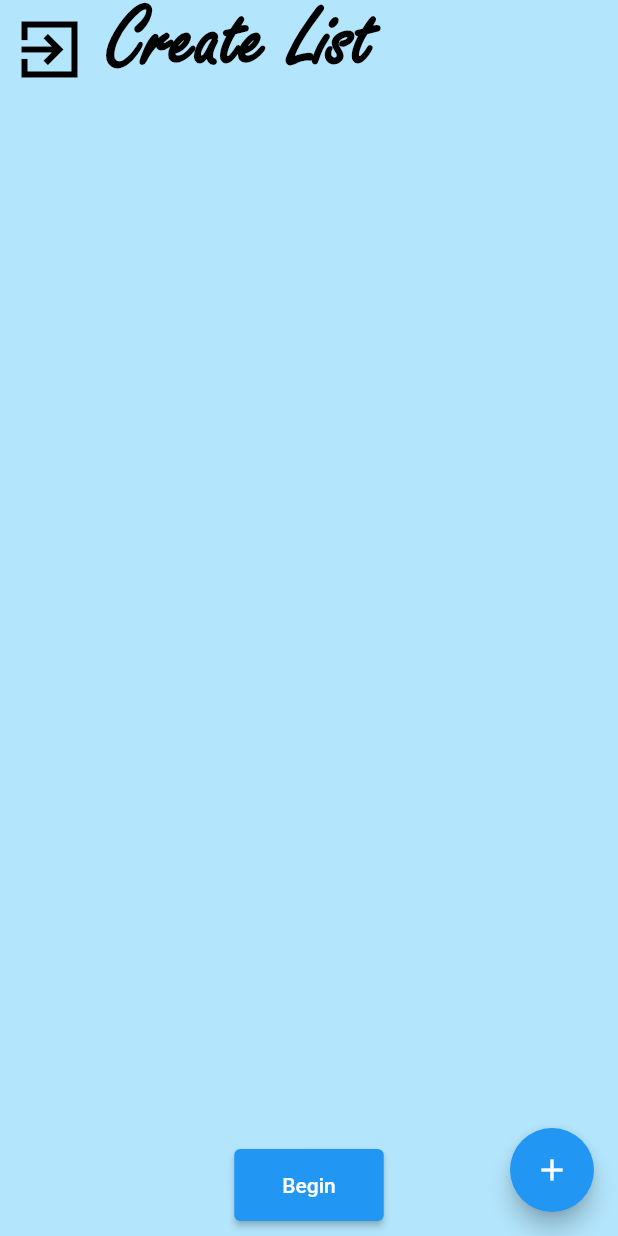
After one commit to cfcastaneda98/Thinking_Crisis, a Flutter app: the HomeScreen screen opened directly, after a tap on "Create List", on a phone screen of 412 x 824 dp. The commit adds this screen. Run offline on Flutter 3.47's test engine with Material 2 defaults, Android fonts, the phone set to English and light mode, and no system bars.

Commit message:
Added Create List Options page

```diff
--- /dev/null
+++ b/lib/View/CreateListOptionsScreen.dart
@@ -0,0 +1,153 @@
+import 'package:flutter/material.dart';
+import 'dart:async';
+
+import 'HomeScreen.dart';
+class CreateListOptionsScreen extends StatefulWidget{
+  const CreateListOptionsScreen({Key?  key}) : super(key: key);
+  @override
+  _CreateListOptionsScreen createState() => _CreateListOptionsScreen();
+}
+class _CreateListOptionsScreen extends State<CreateListOptionsScreen>{
+  List<DynamicWidget> listDynamic = [];
+  List<String> data = [];
+
+  Icon floatingIcon = new Icon(Icons.add);
+
+  addDynamic() {
+    if (data.length != 0) {
+      floatingIcon = new Icon(Icons.add);
+
+      data = [];
+      listDynamic = [];
+      print('if');
+    }
+    setState(() {});
+    if (listDynamic.length >= 5) {
+      return;
+    }
+    listDynamic.add(new DynamicWidget());
+  }
+
+  submitData() {
+    floatingIcon = new Icon(Icons.arrow_back);
+    data = [];
+    listDynamic.forEach((widget) => data.add(widget.controller.text));
+    setState(() {});
+    print(data.length);
+  }
+
+  @override
+  Widget build(BuildContext context) {
+
+    Widget result = Flexible(
+        flex: 1,
+        child: Card(
+          child: ListView.builder(
+            itemCount: data.length,
+            itemBuilder: (_, index) {
+              return Padding(
+                padding: const EdgeInsets.all(10.0),
+                child: Column(
+                  crossAxisAlignment: CrossAxisAlignment.start,
+                  children: <Widget>[
+                    Container(
+                      margin: const EdgeInsets.only(left: 10.0),
+                      child: Text("${index + 1} : ${data[index]}"),
+                    ),
+                    const Divider()
+                  ],
+                ),
+              );
+            },
+          ),
+        ));
+
+    Widget dynamicTextField = Flexible(
+      flex: 2,
+      child: ListView.builder(
+        itemCount: listDynamic.length,
+        itemBuilder: (_, index) => listDynamic[index],
+      ),
+    );
+
+    Widget submitButton =  Container(
+      child: ElevatedButton(
+        onPressed: submitData,
+        child: Padding(
+          padding: EdgeInsets.all(16.0),
+          child: Text('Begin'),
+        ),
+      ),
+    );
+    return MaterialApp(
+      debugShowCheckedModeBanner: false,
+      home: Scaffold(
+        backgroundColor: Colors.lightBlue[100],
+        appBar: AppBar(
+          backgroundColor: Colors.lightBlue[100],
+          shadowColor: Colors.white,
+          elevation: 0,
+          leading: IconButton(
+            icon: Icon(Icons.exit_to_app_sharp),
+            iconSize: 50,
+            color: Colors.black,
+            onPressed: () {
+              Navigator.of(context).push(_createRoute());
+            },
+          ),
+          title: const Text(
+            'Create List',
+            style: TextStyle(color: Colors.black,
+                fontWeight: FontWeight.bold,
+                fontSize: 60,
+                fontFamily: 'Freestyle Script'
+            ),
+          ),
+        ),
+        body: Container(
+          margin: EdgeInsets.all(10.0),
+          child: Column(
+            children: <Widget>[
+              data.length == 0 ? dynamicTextField : result,
+              data.length == 0 ? submitButton : new Container(),
+            ],
+          ),
+        ),
+        floatingActionButton: FloatingActionButton(
+          onPressed: addDynamic,
+          child: floatingIcon,
+        ),
+      ),
+    );
+  }
+}
+
+class DynamicWidget extends StatelessWidget {
+  TextEditingController controller = TextEditingController();
+
+  @override
+  Widget build(BuildContext context) {
+    return Container(
+      margin: EdgeInsets.all(8.0),
+      child: TextField(
+        controller: controller,
+        decoration: InputDecoration(hintText: 'Enter Word '),
+      ),
+    );
+  }
+}
+Route _createRoute(){
+  return PageRouteBuilder(
+      pageBuilder: (context, animation, secondaryAnimation) => const HomeScreen(),
+      transitionsBuilder: (context, animation, secondaryAnimation, child){
+        const begin = Offset(0.0, -5.0);
+        const end = Offset.zero;
+        const curve = Curves.ease;
+        var tween = Tween(begin: begin,end: end).chain(CurveTween(curve:curve));
+        return SlideTransition(
+          position: animation.drive(tween),
+          child: child,
+        );
+      }
+  );
+}
--- a/lib/View/HomeScreen.dart
+++ b/lib/View/HomeScreen.dart
@@ -2,6 +2,7 @@ import 'package:flutter/material.dart';
 import 'package:flutter/services.dart';
 import 'package:thinking_crisis/Controller/QuickPlay.dart';
 import 'package:thinking_crisis/View/AboutScreen.dart';
+import 'package:thinking_crisis/View/CreateListOptionsScreen.dart';
 import 'package:thinking_crisis/View/QuickplayOptionsScreen.dart';
 
 import '../Model/PromptPool.dart';
@@ -48,7 +49,7 @@ class _HomeScreenState extends State<HomeScreen> {
                     child: Column(
                       mainAxisSize: MainAxisSize.min,
                       children: <Widget>[
-                        Icon(Icons.punch_clock,size: 70.0,),
+                        Icon(Icons.punch_clock_sharp,size: 70.0,),
                         Text('Quickplay',style: new TextStyle(fontSize: 17.0))
                       ],
                     ),
@@ -63,14 +64,18 @@ class _HomeScreenState extends State<HomeScreen> {
                 child: InkWell(
                   onTap: (){},
                   splashColor: Colors.black,
-                  child: Center(
-                    child: Column(
-                      mainAxisSize: MainAxisSize.min,
-
-                      children: <Widget>[
-                        Icon(Icons.check_box,size: 70.0,),
-                        Text('CreateList',style: new TextStyle(fontSize: 17.0))
-                      ],
+                  child: ElevatedButton(
+                    onPressed:(){
+                      Navigator.of(context).push(_createRouteCreateList());
+                    },
+                    child: Center(
+                      child: Column(
+                        mainAxisSize: MainAxisSize.min,
+                        children: <Widget>[
+                          Icon(Icons.library_add_check_sharp,size: 70.0,),
+                          Text('Create List',style: new TextStyle(fontSize: 17.0))
+                        ],
+                      ),
                     ),
                   ),
                 ),
@@ -141,6 +146,21 @@ Route _createRouteQuickPlay(){
       }
   );
 }
+Route _createRouteCreateList(){
+  return PageRouteBuilder(
+      pageBuilder: (context, animation, secondaryAnimation) => const CreateListOptionsScreen(),
+      transitionsBuilder: (context, animation, secondaryAnimation, child){
+        const begin = Offset(5.0, -5.0);
+        const end = Offset.zero;
+        const curve = Curves.ease;
+        var tween = Tween(begin: begin,end: end).chain(CurveTween(curve:curve));
+        return SlideTransition(
+          position: animation.drive(tween),
+          child: child,
+        );
+      }
+  );
+}
 Route _createRouteOver18(){
   return PageRouteBuilder(
       pageBuilder: (context, animation, secondaryAnimation) => const Over18Screen(),
```
